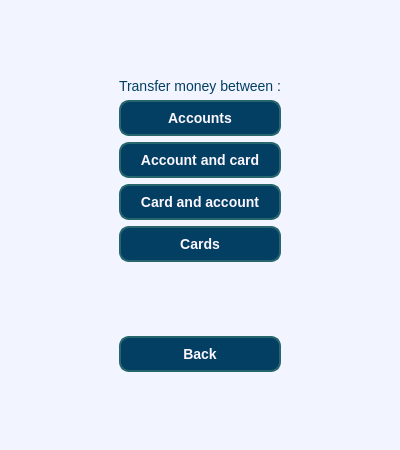
R-Kiselev/Lab1, file course_work/source/menu/Payments/payments_window.ui: the form before one commit.
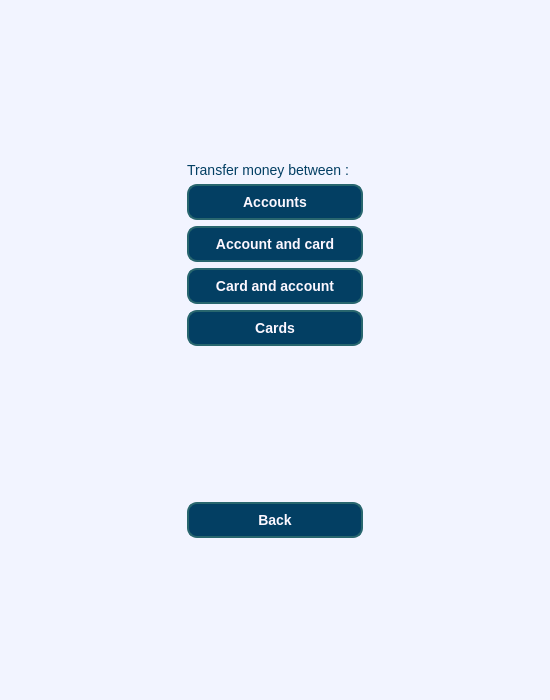
The form after the commit.

The edit to the form file:
```diff
--- a/course_work/source/menu/Payments/payments_window.ui
+++ b/course_work/source/menu/Payments/payments_window.ui
@@ -6,8 +6,8 @@
    <rect>
     <x>0</x>
     <y>0</y>
-    <width>400</width>
-    <height>450</height>
+    <width>550</width>
+    <height>700</height>
    </rect>
   </property>
   <property name="windowTitle">
```
